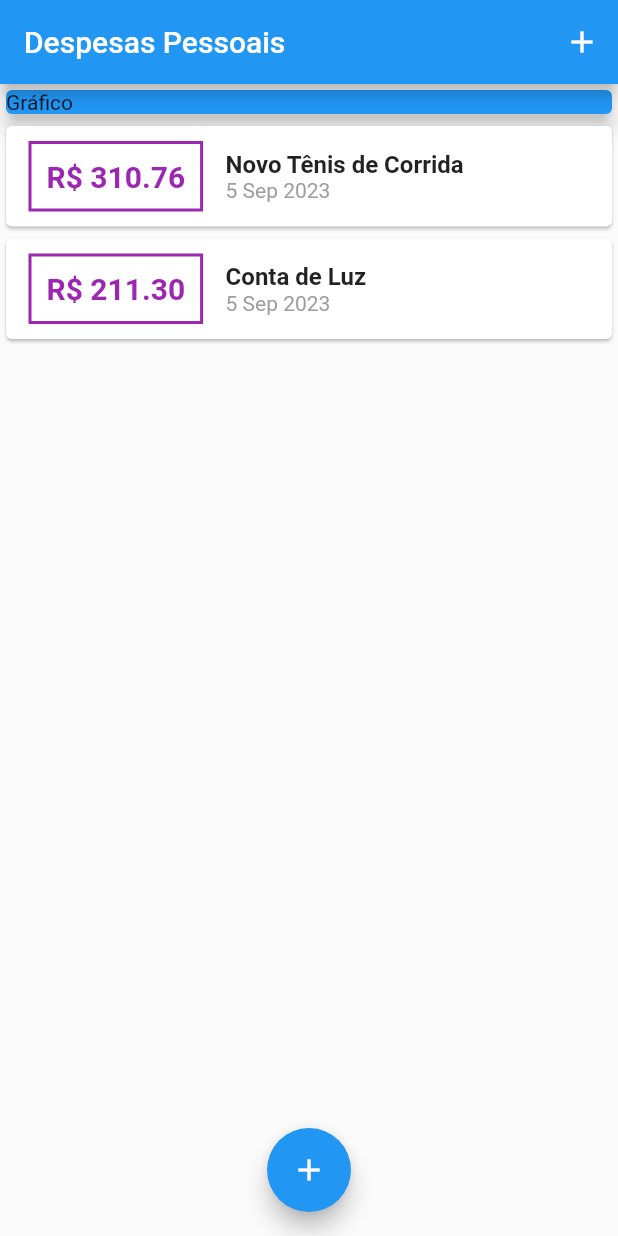
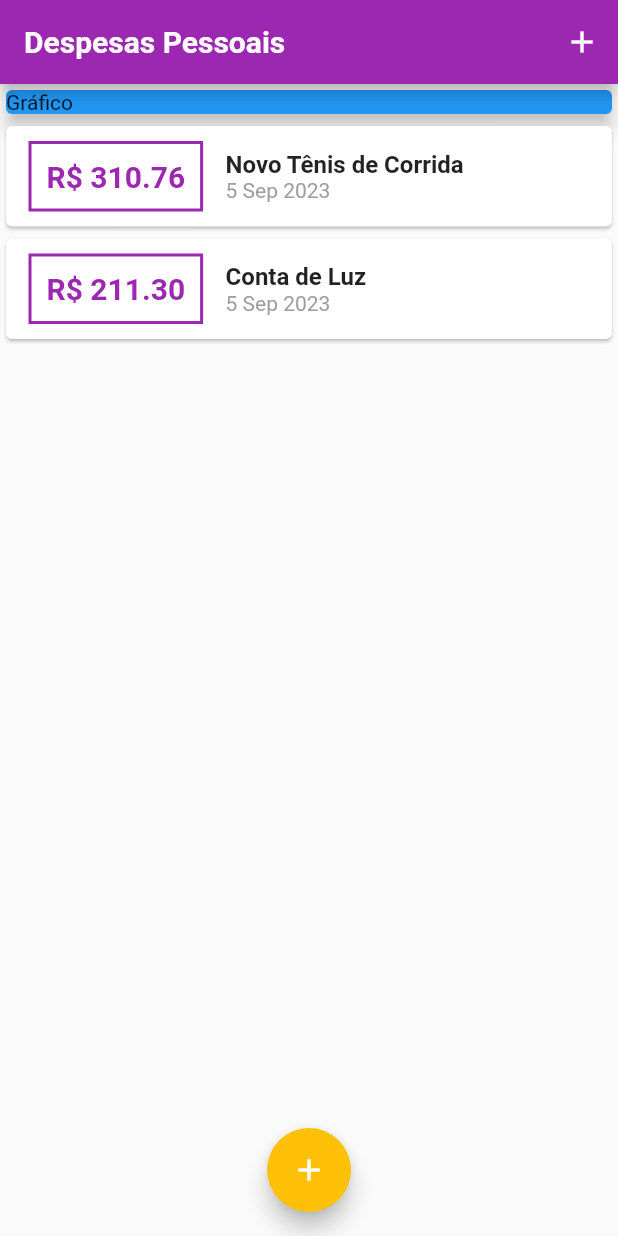
Before and after one commit to FranciscoCFranco/DespesasPessoais, a Flutter app: the screen it shows after launch, on a phone screen of 412 x 824 dp. Run offline on Flutter 3.47's test engine with Material 2 defaults, Android fonts, the phone set to English and light mode, and no system bars; Roboto replaces fonts that are missing (OpenSans).

Commit message:
working theme and colors

```diff
--- a/expenses/lib/components/transaction_list.dart
+++ b/expenses/lib/components/transaction_list.dart
@@ -26,7 +26,7 @@ class TransactionList extends StatelessWidget {
                     ),
                     decoration: BoxDecoration(
                         border: Border.all(
-                      color: Colors.purple,
+                      color: Theme.of(context).colorScheme.primary,
                       width: 2,
                     )),
                     padding: EdgeInsets.all(10),
@@ -35,7 +35,7 @@ class TransactionList extends StatelessWidget {
                       style: TextStyle(
                         fontWeight: FontWeight.bold,
                         fontSize: 20,
-                        color: Colors.purple,
+                        color: Theme.of(context).colorScheme.primary,
                       ),
                     ),
                   ),
--- a/expenses/lib/main.dart
+++ b/expenses/lib/main.dart
@@ -1,24 +1,46 @@
-import 'package:expenses/components/transaction_form.dart';
 import 'package:flutter/material.dart';
 import 'dart:math';
-import 'components/transaction_list.dart';
+import './components/transaction_form.dart';
+import './components/transaction_list.dart';
 import 'models/transaction.dart';
 
-main() => runApp(const ExpensesApp());
+main() => runApp(ExpensesApp());
 
 class ExpensesApp extends StatelessWidget {
-  const ExpensesApp({Key? key}) : super(key: key);
   @override
   Widget build(BuildContext context) {
-    return const MaterialApp(home: MyHomePage());
+    final ThemeData tema = ThemeData();
+
+    return MaterialApp(
+      home: MyHomePage(),
+      theme: tema.copyWith(
+        colorScheme: tema.colorScheme.copyWith(
+          primary: Colors.purple,
+          secondary: Colors.amber,
+        ),
+        textTheme: tema.textTheme.copyWith(
+          headline6: TextStyle(
+            fontFamily: 'OpenSans',
+            fontSize: 18,
+            fontWeight: FontWeight.bold,
+            color: Colors.black,
+          ),
+        ),
+        appBarTheme: AppBarTheme(
+          titleTextStyle: TextStyle(
+            fontFamily: 'OpenSans',
+            fontSize: 20,
+            fontWeight: FontWeight.bold,
+          ),
+        ),
+      ),
+    );
   }
 }
 
 class MyHomePage extends StatefulWidget {
-  const MyHomePage({Key? key}) : super(key: key);
-
   @override
-  State<MyHomePage> createState() => _MyHomePageState();
+  _MyHomePageState createState() => _MyHomePageState();
 }
 
 class _MyHomePageState extends State<MyHomePage> {
@@ -65,10 +87,10 @@ class _MyHomePageState extends State<MyHomePage> {
   Widget build(BuildContext context) {
     return Scaffold(
       appBar: AppBar(
-        title: const Text('Despesas Pessoais'),
-        actions: [
+        title: Text('Despesas Pessoais'),
+        actions: <Widget>[
           IconButton(
-            icon: const Icon(Icons.add),
+            icon: Icon(Icons.add),
             onPressed: () => _openTransactionFormModal(context),
           ),
         ],
@@ -76,8 +98,9 @@ class _MyHomePageState extends State<MyHomePage> {
       body: SingleChildScrollView(
         child: Column(
           crossAxisAlignment: CrossAxisAlignment.stretch,
-          children: [
-            const SizedBox(
+          children: <Widget>[
+            Container(
+              width: double.infinity,
               child: Card(
                 color: Colors.blue,
                 child: Text('Gráfico'),
@@ -89,7 +112,7 @@ class _MyHomePageState extends State<MyHomePage> {
         ),
       ),
       floatingActionButton: FloatingActionButton(
-        child: const Icon(Icons.add),
+        child: Icon(Icons.add),
         onPressed: () => _openTransactionFormModal(context),
       ),
       floatingActionButtonLocation: FloatingActionButtonLocation.centerFloat,
```
